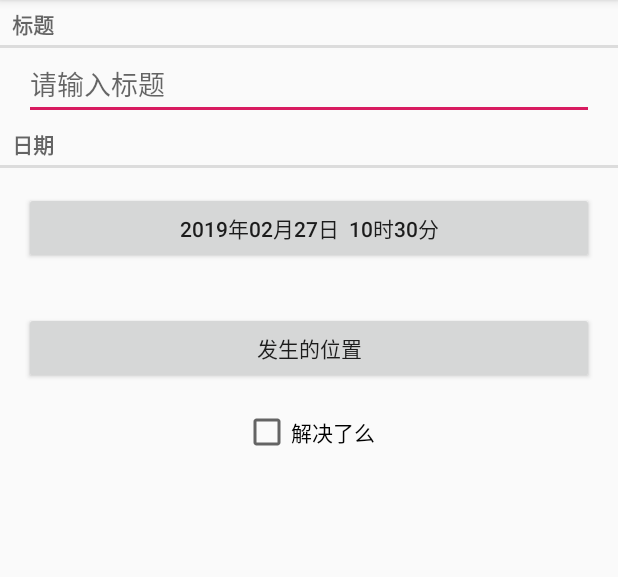
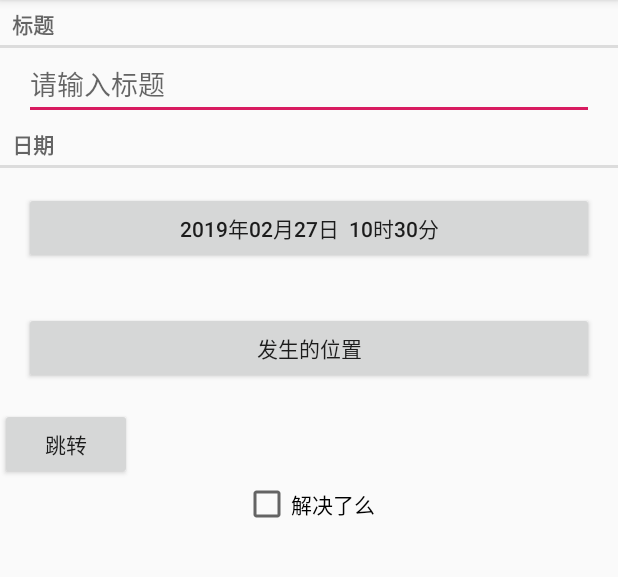
Before and after one commit to v200123/Android, an Android app: the screen it shows after launch (CrimePageActivity), after a tap on "添加记录", on a phone screen of 412 x 824 dp, the part 84-661 px from its top. Run offline under Robolectric (Android 15) with nearby library versions, the light colour scheme and no system bars; libraries missing offline, so code that uses them is left out: com.baidu.location, com.baidu.mapapi; 2 statements that could not run were skipped.

Commit message:
犯罪的记录
        添加了时间的选择

        可以利用GPS定位了，利用的百度地图

        自定义的View

```diff
--- a/app/src/main/AndroidManifest.xml
+++ b/app/src/main/AndroidManifest.xml
@@ -51,6 +51,9 @@
         <activity android:name=".Controller.activity.CrimeMapActivity"
             android:parentActivityName=".Controller.activity.CrimePageActivity"
             android:configChanges=""/>
+        <activity android:name=".View.MyViewActivity">
+
+        </activity>
         <service android:name="com.baidu.location.f"
             android:enabled="true"
             android:process=":remote"/>
--- a/app/src/main/java/com/coffee/just/Fragment/CrimeFragment.java
+++ b/app/src/main/java/com/coffee/just/Fragment/CrimeFragment.java
@@ -36,6 +36,9 @@ import com.coffee.just.Controller.CrimeLab;
 import com.coffee.just.Controller.activity.CrimeMapActivity;
 import com.coffee.just.Controller.activity.CrimePageActivity;
 import com.coffee.just.R;
+import com.coffee.just.View.ClockView;
+import com.coffee.just.View.MyViewActivity;
+
 
 import java.text.SimpleDateFormat;
 import java.util.ArrayList;
@@ -57,6 +60,7 @@ public class CrimeFragment extends Fragment {
     private Button mDateButton;
     private CheckBox mSolved;
     private Button mJumpMap;
+    private Button Jump;
 //    private MapView mMapView;
 //    private LocationClient  locationClient;
 //    private LocationClientOption  option;
@@ -128,6 +132,11 @@ public class CrimeFragment extends Fragment {
         mTitleField = v. findViewById(R.id.crime_title);
 //        Log.d("mCrime",mCrime.toString());
         mTitleField.setText(mCrime.getTitle());
+        Jump = v.findViewById(R.id.jump);
+        Jump.setOnClickListener((view)->{
+            Intent i = new Intent(getActivity(), MyViewActivity.class);
+            startActivity(i);
+        });
         mDateButton=v.findViewById(R.id.DateButton);
         mSolved = v.findViewById(R.id.checked);
         mSolved.setChecked(mCrime.isSolved());
--- a/app/src/main/res/layout/activity_page_crime.xml
+++ b/app/src/main/res/layout/activity_page_crime.xml
@@ -2,5 +2,4 @@
 <androidx.viewpager.widget.ViewPager xmlns:android="http://schemas.android.com/apk/res/android"
     android:id="@+id/activity_crime_view_page"
     android:layout_width="match_parent" android:layout_height="match_parent">
-
 </androidx.viewpager.widget.ViewPager>
--- a/app/src/main/res/layout/fragment_crime.xml
+++ b/app/src/main/res/layout/fragment_crime.xml
@@ -33,6 +33,11 @@
 
         android:text="@string/GotoMap"
         android:id="@+id/MapButton"/>
+    <Button
+        android:layout_width="wrap_content"
+        android:layout_height="wrap_content"
+        android:text="跳转"
+        android:id="@+id/jump"/>
     <CheckBox
         android:layout_width="wrap_content"
         android:layout_height="wrap_content"
```
Also changed, not shown: app/src/main/java/com/coffee/just/View/ClockView.java (added, +90 -0 lines), app/src/main/java/com/coffee/just/View/MyViewActivity.java (added, +19 -0 lines).
